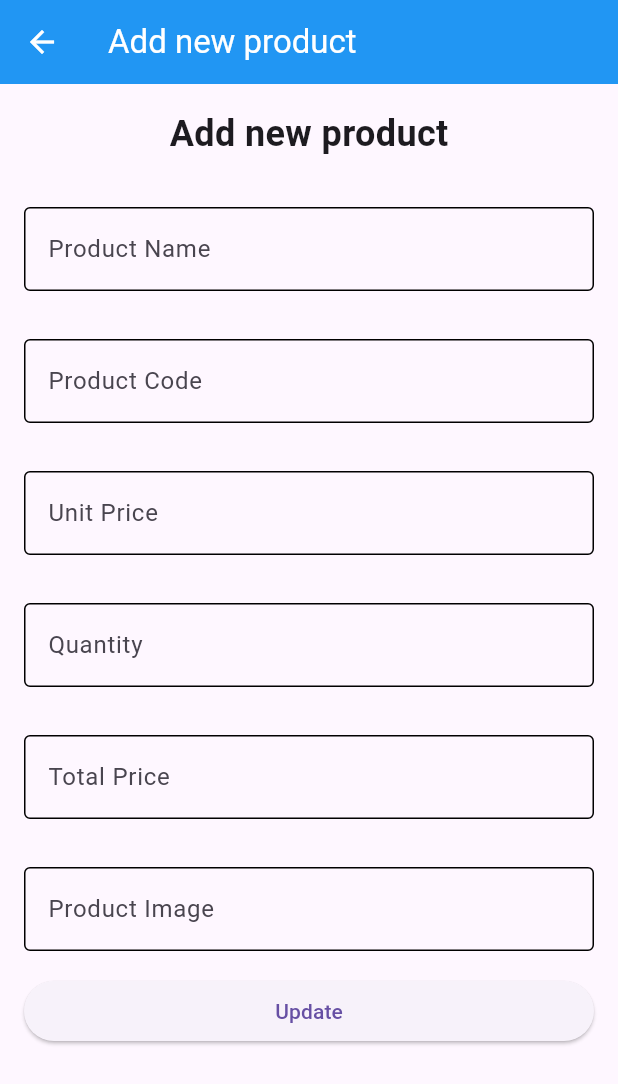
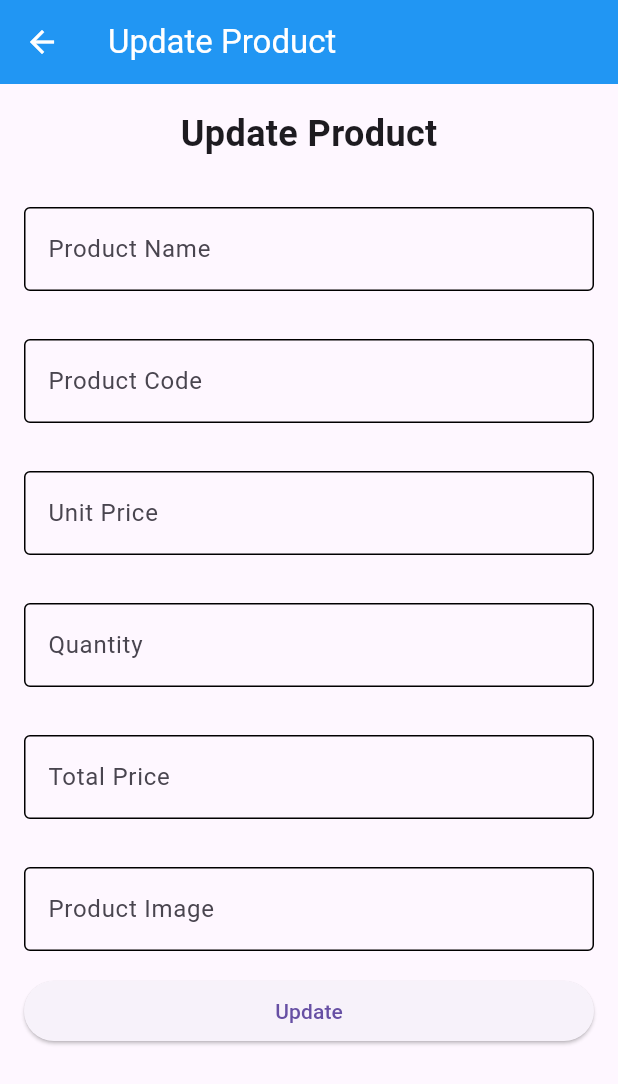
Before and after one commit to GalibSidrath/ostad_assignment5, a Flutter app: the UpdateProduct screen opened directly with empty values, on a phone screen of 412 x 824 dp. Shown: the top 1084 px of the screen. Run offline on Flutter 3.47's test engine with Material 3 defaults, Android fonts, the phone set to English and light mode, and no system bars; network calls fail.

```diff
--- a/lib/add_product_screen.dart
+++ b/lib/add_product_screen.dart
@@ -86,6 +86,7 @@ class _AddProductState extends State<AddProduct> {
                       child: TextFormField(
                         autovalidateMode: AutovalidateMode.onUserInteraction,
                         controller: _unitPriceTEcontroller,
+                        keyboardType: TextInputType.number,
                         decoration: InputDecoration(labelText: 'Unit Price'),
                         validator: (String? value) {
                           if (value == null || value.trim().isEmpty) {
@@ -100,6 +101,7 @@ class _AddProductState extends State<AddProduct> {
                       child: TextFormField(
                           autovalidateMode: AutovalidateMode.onUserInteraction,
                           controller: _quantityTEcontroller,
+                          keyboardType: TextInputType.number,
                           decoration: InputDecoration(labelText: 'Quantity'),
                           validator: (String? value) {
                             if (value == null || value.trim().isEmpty) {
@@ -113,6 +115,7 @@ class _AddProductState extends State<AddProduct> {
                       child: TextFormField(
                         autovalidateMode: AutovalidateMode.onUserInteraction,
                         controller: _totalPriceTEcontroller,
+                        keyboardType: TextInputType.number,
                         decoration: InputDecoration(labelText: 'Total Price'),
                         validator: (String? value) {
                           if (value == null || value.trim().isEmpty) {
--- a/lib/update_product_screen.dart
+++ b/lib/update_product_screen.dart
@@ -50,14 +50,14 @@ class _UpdateProductState extends State<UpdateProduct> {
   Widget build(BuildContext context) {
     return Scaffold(
       appBar: AppBar(
-        title: Text('Add new product'),
+        title: Text('Update Product'),
       ),
       body: Column(
         children: [
           Padding(
             padding: const EdgeInsets.all(16),
             child: Text(
-              'Add new product',
+              'Update Product',
               style: TextStyle(fontWeight: FontWeight.bold, fontSize: 24),
             ),
           ),
@@ -99,6 +99,7 @@ class _UpdateProductState extends State<UpdateProduct> {
                       padding: const EdgeInsets.all(16),
                       child: TextFormField(
                         autovalidateMode: AutovalidateMode.onUserInteraction,
+                        keyboardType: TextInputType.number,
                         controller: _unitPriceTEcontroller,
                         decoration: InputDecoration(labelText: 'Unit Price'),
                         validator: (String? value) {
@@ -114,6 +115,7 @@ class _UpdateProductState extends State<UpdateProduct> {
                       child: TextFormField(
                           autovalidateMode: AutovalidateMode.onUserInteraction,
                           controller: _quantityTEcontroller,
+                          keyboardType: TextInputType.number,
                           decoration: InputDecoration(labelText: 'Quantity'),
                           validator: (String? value) {
                             if (value == null || value.trim().isEmpty) {
@@ -127,6 +129,7 @@ class _UpdateProductState extends State<UpdateProduct> {
                       child: TextFormField(
                         autovalidateMode: AutovalidateMode.onUserInteraction,
                         controller: _totalPriceTEcontroller,
+                        keyboardType: TextInputType.number,
                         decoration: InputDecoration(labelText: 'Total Price'),
                         validator: (String? value) {
                           if (value == null || value.trim().isEmpty) {
```
